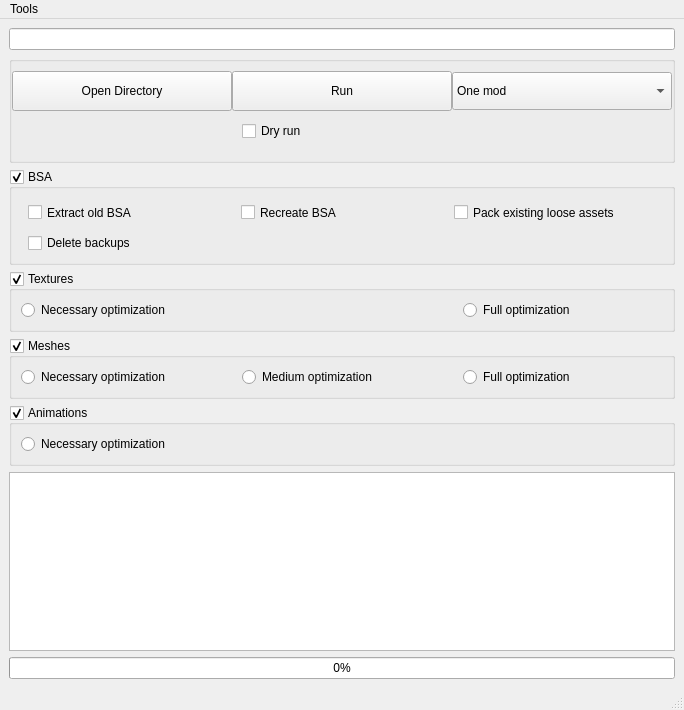
Old version of the form mainwindow.ui in the repository Guekka/cathedral-assets-optimizer.
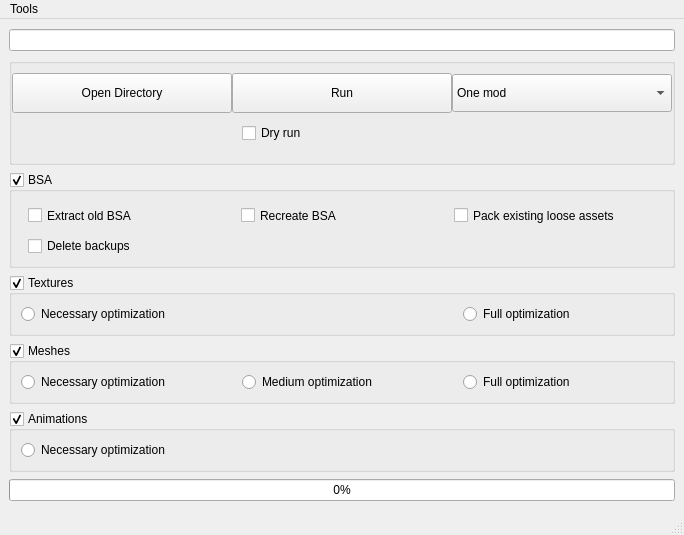
New version of the form.

```diff
--- a/mainwindow.ui
+++ b/mainwindow.ui
@@ -7,7 +7,7 @@
     <x>0</x>
     <y>0</y>
     <width>684</width>
-    <height>710</height>
+    <height>535</height>
    </rect>
   </property>
   <property name="sizePolicy">
@@ -520,9 +520,6 @@
       </layout>
      </widget>
     </item>
-    <item>
-     <widget class="QTextEdit" name="mw_log"/>
-    </item>
     <item>
      <widget class="QProgressBar" name="progressBar">
       <property name="value">
```
